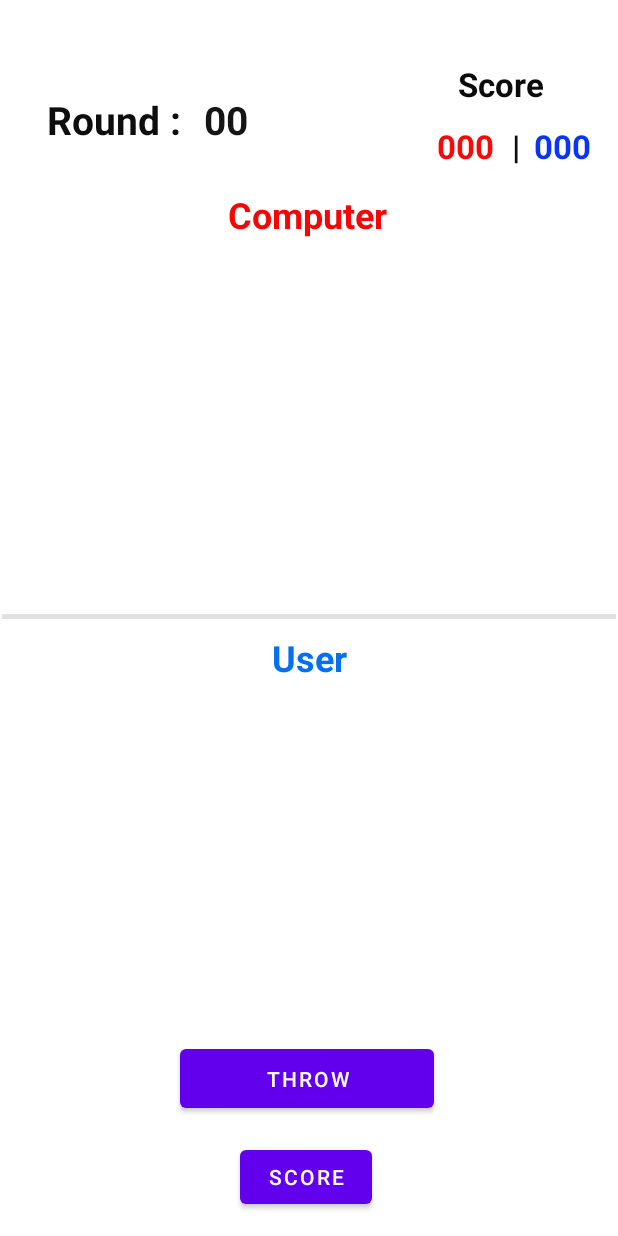
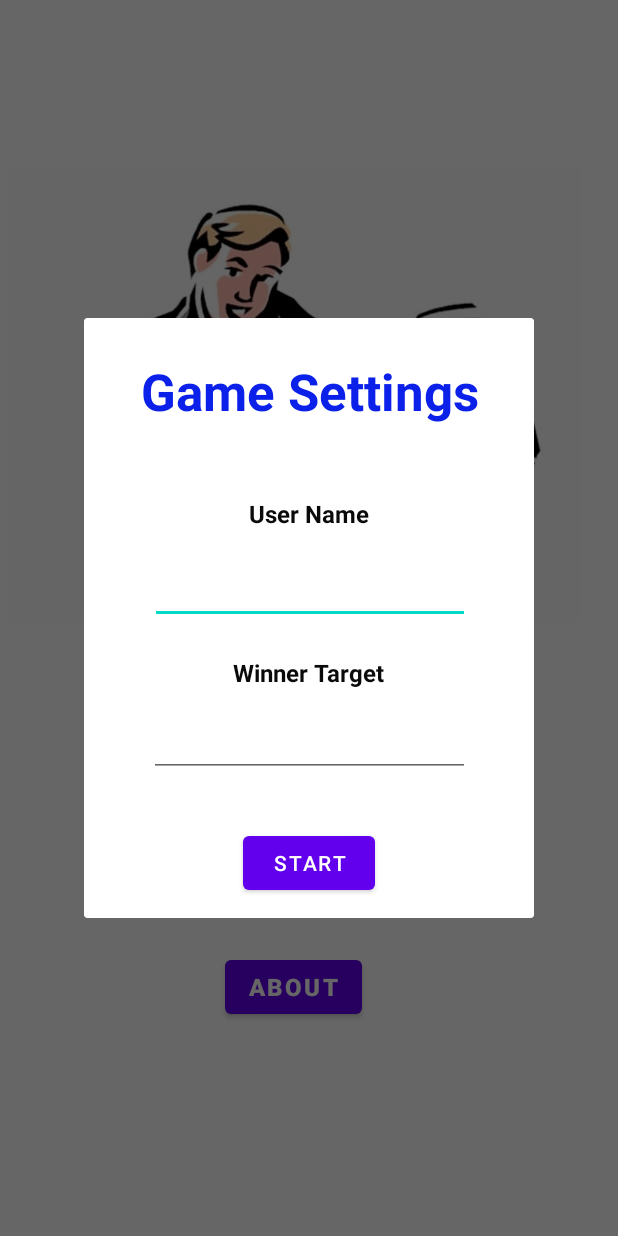
Before and after one commit to DumiaSL/5_Roll, an Android app: the screen it shows after launch (GameScreen before the commit, ChosenPage after it), after a tap on "NEW GAME", on a phone screen of 412 x 824 dp. Run offline under Robolectric (Android 15) with nearby library versions, the phone set to English and light mode, and no system bars.

Commit message:
add game setting screen and backend

```diff
--- a/Dice_Game_Application/app/src/main/java/com/example/dice_game_application/ChosenPage.kt
+++ b/Dice_Game_Application/app/src/main/java/com/example/dice_game_application/ChosenPage.kt
@@ -7,7 +7,10 @@ import android.os.Bundle
 import android.widget.PopupWindow;
 import android.view.MotionEvent;
 import android.widget.Button
+import android.widget.EditText
 import android.widget.ProgressBar
+import android.widget.TextView
+import androidx.core.view.isVisible
 
 
 class ChosenPage : AppCompatActivity() {
@@ -20,6 +23,7 @@ class ChosenPage : AppCompatActivity() {
         val about : Button = findViewById(R.id.about)
         val newgame : Button = findViewById(R.id.newgame)
 
+
         about.setOnClickListener {
             mydialog.setContentView(R.layout.activity_popup_profile)
             mydialog.show()
@@ -27,8 +31,24 @@ class ChosenPage : AppCompatActivity() {
         }
 
         newgame.setOnClickListener {
-            val intent = Intent(this, GameScreen::class.java)
-            startActivity(intent)
+            mydialog.setContentView(R.layout.activity_game_inputs_rules)
+            val startButton = mydialog.findViewById(R.id.start_button) as Button
+            val target_mark = mydialog.findViewById(R.id.target_field) as EditText
+            val user_name = mydialog.findViewById(R.id.name_field) as EditText
+            val check_text = mydialog.findViewById(R.id.check) as TextView
+            startButton.setOnClickListener {
+                if ((target_mark.text.isNotEmpty()) && (user_name.text.isNotEmpty())){
+                    val intent = Intent(this, GameScreen::class.java)
+                    intent.putExtra("win_mark",target_mark.text.toString().toInt())
+                    intent.putExtra("user_name",user_name.text.toString())
+                    startActivity(intent)
+                }else{
+                    check_text.isVisible=true
+                }
+
+
+            }
+            mydialog.show()
         }
 
     }
--- a/Dice_Game_Application/app/src/main/res/layout/activity_game_inputs_rules.xml
+++ b/Dice_Game_Application/app/src/main/res/layout/activity_game_inputs_rules.xml
@@ -2,8 +2,99 @@
 <androidx.constraintlayout.widget.ConstraintLayout xmlns:android="http://schemas.android.com/apk/res/android"
     xmlns:app="http://schemas.android.com/apk/res-auto"
     xmlns:tools="http://schemas.android.com/tools"
-    android:layout_width="match_parent"
-    android:layout_height="match_parent"
+    android:layout_width="300dp"
+    android:layout_height="400dp"
+    android:layout_gravity="center"
     tools:context=".Game_Inputs_rules">
 
+    <TextView
+        android:id="@+id/textView2"
+        android:layout_width="wrap_content"
+        android:layout_height="wrap_content"
+        android:layout_marginTop="26dp"
+        android:text="Game Settings"
+        android:textColor="#0B21EA"
+        android:textSize="34sp"
+        android:textStyle="bold"
+        app:layout_constraintEnd_toEndOf="parent"
+        app:layout_constraintHorizontal_bias="0.506"
+        app:layout_constraintStart_toStartOf="parent"
+        app:layout_constraintTop_toTopOf="parent" />
+
+    <EditText
+        android:id="@+id/name_field"
+        android:layout_width="213dp"
+        android:layout_height="51dp"
+        android:layout_marginTop="11dp"
+        android:ems="10"
+        android:inputType="textPersonName"
+        app:layout_constraintEnd_toEndOf="parent"
+        app:layout_constraintHorizontal_bias="0.505"
+        app:layout_constraintStart_toStartOf="parent"
+        app:layout_constraintTop_toBottomOf="@+id/textView10" />
+
+    <Button
+        android:id="@+id/start_button"
+        android:layout_width="wrap_content"
+        android:layout_height="wrap_content"
+        android:layout_marginStart="106dp"
+        android:layout_marginTop="33dp"
+        android:text="Start"
+        app:layout_constraintStart_toStartOf="parent"
+        app:layout_constraintTop_toBottomOf="@+id/target_field" />
+
+    <TextView
+        android:id="@+id/textView10"
+        android:layout_width="wrap_content"
+        android:layout_height="wrap_content"
+        android:layout_marginTop="17dp"
+        android:text="User Name"
+        android:textColor="#0B0A0A"
+        android:textSize="16sp"
+        android:textStyle="bold"
+        app:layout_constraintEnd_toEndOf="parent"
+        app:layout_constraintHorizontal_bias="0.5"
+        app:layout_constraintStart_toStartOf="parent"
+        app:layout_constraintTop_toBottomOf="@+id/check" />
+
+    <TextView
+        android:id="@+id/textView11"
+        android:layout_width="wrap_content"
+        android:layout_height="wrap_content"
+        android:layout_marginStart="99dp"
+        android:layout_marginTop="21dp"
+        android:text="Winner Target"
+        android:textColor="#0B0A0A"
+        android:textSize="16sp"
+        android:textStyle="bold"
+        app:layout_constraintStart_toStartOf="parent"
+        app:layout_constraintTop_toBottomOf="@+id/name_field" />
+
+    <EditText
+        android:id="@+id/target_field"
+        android:layout_width="214dp"
+        android:layout_height="43dp"
+        android:layout_marginTop="15dp"
+        android:ems="10"
+        android:inputType="number"
+        app:layout_constraintEnd_toEndOf="parent"
+        app:layout_constraintHorizontal_bias="0.5"
+        app:layout_constraintStart_toStartOf="parent"
+        app:layout_constraintTop_toBottomOf="@+id/textView11" />
+
+    <TextView
+        android:id="@+id/check"
+        android:layout_width="wrap_content"
+        android:layout_height="wrap_content"
+        android:layout_marginTop="11dp"
+        android:text="Must Filed !"
+        android:textColor="#E60707"
+        android:textSize="14sp"
+        android:textStyle="bold"
+        android:visibility="invisible"
+        app:layout_constraintEnd_toEndOf="parent"
+        app:layout_constraintHorizontal_bias="0.5"
+        app:layout_constraintStart_toStartOf="parent"
+        app:layout_constraintTop_toBottomOf="@+id/textView2" />
+
 </androidx.constraintlayout.widget.ConstraintLayout>
--- a/Dice_Game_Application/app/src/main/res/layout/activity_game_screen.xml
+++ b/Dice_Game_Application/app/src/main/res/layout/activity_game_screen.xml
@@ -31,19 +31,19 @@
         android:layout_width="409dp"
         android:layout_height="3dp"
         android:layout_marginStart="1dp"
-        android:layout_marginTop="44dp"
+        android:layout_marginTop="32dp"
         android:background="?android:attr/listDivider"
         android:backgroundTint="#0A0A0A"
         app:layout_constraintStart_toStartOf="parent"
-        app:layout_constraintTop_toBottomOf="@+id/c4" />
+        app:layout_constraintTop_toBottomOf="@+id/c5" />
 
     <ImageView
         android:id="@+id/c2"
         android:layout_width="80dp"
         android:layout_height="80dp"
         android:layout_marginStart="35dp"
-        android:layout_marginTop="10dp"
-        android:visibility="invisible"
+        android:layout_marginTop="9dp"
+        android:visibility="visible"
         app:layout_constraintStart_toEndOf="@+id/c1"
         app:layout_constraintTop_toBottomOf="@+id/textView7"
         app:srcCompat="@drawable/dice_1" />
@@ -53,10 +53,10 @@
         android:layout_width="80dp"
         android:layout_height="80dp"
         android:layout_marginStart="105dp"
-        android:layout_marginTop="36dp"
-        android:visibility="invisible"
+        android:layout_marginTop="35dp"
+        android:visibility="visible"
         app:layout_constraintStart_toStartOf="parent"
-        app:layout_constraintTop_toBottomOf="@+id/c2"
+        app:layout_constraintTop_toBottomOf="@+id/c1"
         app:srcCompat="@drawable/dice_1" />
 
     <ImageView
@@ -64,10 +64,10 @@
         android:layout_width="80dp"
         android:layout_height="80dp"
         android:layout_marginStart="50dp"
-        android:layout_marginTop="72dp"
-        android:visibility="invisible"
+        android:layout_marginTop="58dp"
+        android:visibility="visible"
         app:layout_constraintStart_toStartOf="parent"
-        app:layout_constraintTop_toBottomOf="@+id/textView4"
+        app:layout_constraintTop_toBottomOf="@+id/targetscore"
         app:srcCompat="@drawable/dice_1" />
 
     <ImageView
@@ -75,8 +75,8 @@
         android:layout_width="80dp"
         android:layout_height="80dp"
         android:layout_marginStart="50dp"
-        android:layout_marginTop="45dp"
-        android:visibility="invisible"
+        android:layout_marginTop="56dp"
+        android:visibility="visible"
         app:layout_constraintStart_toStartOf="parent"
         app:layout_constraintTop_toBottomOf="@+id/divider"
         app:srcCompat="@drawable/dice_1" />
@@ -87,7 +87,7 @@
         android:layout_height="80dp"
         android:layout_marginStart="105dp"
         android:layout_marginTop="36dp"
-        android:visibility="invisible"
+        android:visibility="visible"
         app:layout_constraintStart_toStartOf="parent"
         app:layout_constraintTop_toBottomOf="@+id/u1"
         app:srcCompat="@drawable/dice_1" />
@@ -98,7 +98,7 @@
         android:layout_height="80dp"
         android:layout_marginStart="40dp"
         android:layout_marginTop="36dp"
-        android:visibility="invisible"
+        android:visibility="visible"
         app:layout_constraintStart_toEndOf="@+id/u4"
         app:layout_constraintTop_toBottomOf="@+id/u2"
         app:srcCompat="@drawable/dice_1" />
@@ -108,10 +108,10 @@
         android:layout_width="80dp"
         android:layout_height="80dp"
         android:layout_marginStart="35dp"
-        android:layout_marginTop="4dp"
-        android:visibility="invisible"
+        android:layout_marginTop="9dp"
+        android:visibility="visible"
         app:layout_constraintStart_toEndOf="@+id/u1"
-        app:layout_constraintTop_toBottomOf="@+id/textView8"
+        app:layout_constraintTop_toBottomOf="@+id/user"
         app:srcCompat="@drawable/dice_1" />
 
     <ImageView
@@ -119,8 +119,8 @@
         android:layout_width="80dp"
         android:layout_height="80dp"
         android:layout_marginStart="44dp"
-        android:layout_marginTop="45dp"
-        android:visibility="invisible"
+        android:layout_marginTop="56dp"
+        android:visibility="visible"
         app:layout_constraintStart_toEndOf="@+id/u2"
         app:layout_constraintTop_toBottomOf="@+id/divider"
         app:srcCompat="@drawable/dice_1" />
@@ -131,7 +131,7 @@
         android:layout_height="80dp"
         android:layout_marginStart="40dp"
         android:layout_marginTop="35dp"
-        android:visibility="invisible"
+        android:visibility="visible"
         app:layout_constraintStart_toEndOf="@+id/c4"
         app:layout_constraintTop_toBottomOf="@+id/c3"
         app:srcCompat="@drawable/dice_1" />
@@ -140,9 +140,9 @@
         android:id="@+id/c3"
         android:layout_width="80dp"
         android:layout_height="80dp"
-        android:layout_marginStart="44dp"
+        android:layout_marginStart="46dp"
         android:layout_marginTop="58dp"
-        android:visibility="invisible"
+        android:visibility="visible"
         app:layout_constraintStart_toEndOf="@+id/c2"
         app:layout_constraintTop_toBottomOf="@+id/user_score"
         app:srcCompat="@drawable/dice_1" />
@@ -151,48 +151,62 @@
         android:id="@+id/textView4"
         android:layout_width="wrap_content"
         android:layout_height="wrap_content"
-        android:layout_marginStart="31dp"
-        android:layout_marginTop="62dp"
-        android:text="Round :"
+        android:layout_marginStart="63dp"
+        android:layout_marginTop="40dp"
+        android:text="Round"
         android:textColor="#0D0D0D"
-        android:textSize="26sp"
+        android:textSize="22sp"
         android:textStyle="bold"
-        app:layout_constraintStart_toStartOf="parent"
+        app:layout_constraintStart_toEndOf="@+id/textView6"
         app:layout_constraintTop_toTopOf="parent" />
 
     <TextView
         android:id="@+id/round"
         android:layout_width="wrap_content"
         android:layout_height="wrap_content"
-        android:layout_marginStart="15dp"
-        android:layout_marginTop="62dp"
+        android:layout_marginStart="105dp"
+        android:layout_marginTop="11dp"
         android:text="00"
         android:textColor="#151515"
-        android:textSize="26sp"
+        android:textSize="22sp"
+        android:textStyle="bold"
+        app:layout_constraintStart_toEndOf="@+id/targetscore"
+        app:layout_constraintTop_toBottomOf="@+id/textView4" />
+
+    <TextView
+        android:id="@+id/textView5"
+        android:layout_width="wrap_content"
+        android:layout_height="wrap_content"
+        android:layout_marginStart="74dp"
+        android:layout_marginTop="40dp"
+        android:text="Score"
+        android:textColor="#0B0B0B"
+        android:textSize="22sp"
         android:textStyle="bold"
         app:layout_constraintStart_toEndOf="@+id/textView4"
         app:layout_constraintTop_toTopOf="parent" />
 
     <TextView
-        android:id="@+id/textView5"
-        android:layout_width="wrap_content"
-        android:layout_height="wrap_content"
-        android:layout_marginStart="140dp"
-        android:layout_marginTop="41dp"
-        android:text="Score"
+        android:id="@+id/textView6"
+        android:layout_width="65dp"
+        android:layout_height="54dp"
+        android:layout_marginStart="40dp"
+        android:layout_marginTop="26dp"
+        android:text="Target Score"
+        android:textAlignment="center"
         android:textColor="#0B0B0B"
         android:textSize="22sp"
         android:textStyle="bold"
-        app:layout_constraintStart_toEndOf="@+id/round"
+        app:layout_constraintStart_toStartOf="parent"
         app:layout_constraintTop_toTopOf="parent" />
 
     <TextView
         android:id="@+id/user_score"
         android:layout_width="wrap_content"
         android:layout_height="wrap_content"
-        android:layout_marginStart="9dp"
-        android:layout_marginTop="12dp"
-        android:text="000"
+        android:layout_marginStart="11dp"
+        android:layout_marginTop="13dp"
+        android:text="0"
         android:textColor="#0B35F6"
         android:textSize="22sp"
         android:textStyle="bold"
@@ -203,9 +217,9 @@
         android:id="@+id/computer_score"
         android:layout_width="wrap_content"
         android:layout_height="wrap_content"
-        android:layout_marginStart="126dp"
+        android:layout_marginStart="80dp"
         android:layout_marginTop="12dp"
-        android:text="000"
+        android:text="0"
         android:textColor="#F80808"
         android:textSize="22sp"
         android:textStyle="bold"
@@ -216,8 +230,8 @@
         android:id="@+id/textView9"
         android:layout_width="wrap_content"
         android:layout_height="wrap_content"
-        android:layout_marginStart="12dp"
-        android:layout_marginTop="12dp"
+        android:layout_marginStart="10dp"
+        android:layout_marginTop="11dp"
         android:text="|"
         android:textColor="#0E0E0E"
         android:textSize="22dp"
@@ -230,7 +244,7 @@
         android:layout_width="wrap_content"
         android:layout_height="wrap_content"
         android:layout_marginStart="152dp"
-        android:layout_marginTop="29dp"
+        android:layout_marginTop="17dp"
         android:text="Computer"
         android:textColor="#F60707"
         android:textSize="24sp"
@@ -239,11 +253,11 @@
         app:layout_constraintTop_toBottomOf="@+id/round" />
 
     <TextView
-        android:id="@+id/textView8"
+        android:id="@+id/user"
         android:layout_width="wrap_content"
         android:layout_height="wrap_content"
         android:layout_marginStart="181dp"
-        android:layout_marginTop="9dp"
+        android:layout_marginTop="15dp"
         android:text="User"
         android:textColor="#056FEF"
         android:textSize="24sp"
@@ -251,4 +265,17 @@
         app:layout_constraintStart_toStartOf="parent"
         app:layout_constraintTop_toBottomOf="@+id/divider" />
 
+    <TextView
+        android:id="@+id/targetscore"
+        android:layout_width="wrap_content"
+        android:layout_height="wrap_content"
+        android:layout_marginStart="50dp"
+        android:layout_marginTop="2dp"
+        android:text="000"
+        android:textColor="#F30707"
+        android:textSize="22sp"
+        android:textStyle="bold"
+        app:layout_constraintStart_toStartOf="parent"
+        app:layout_constraintTop_toBottomOf="@+id/textView6" />
+
 </androidx.constraintlayout.widget.ConstraintLayout>
```
Also changed, not shown: Dice_Game_Application/app/src/main/java/com/example/dice_game_application/GameScreen.kt (+25 -23 lines).
